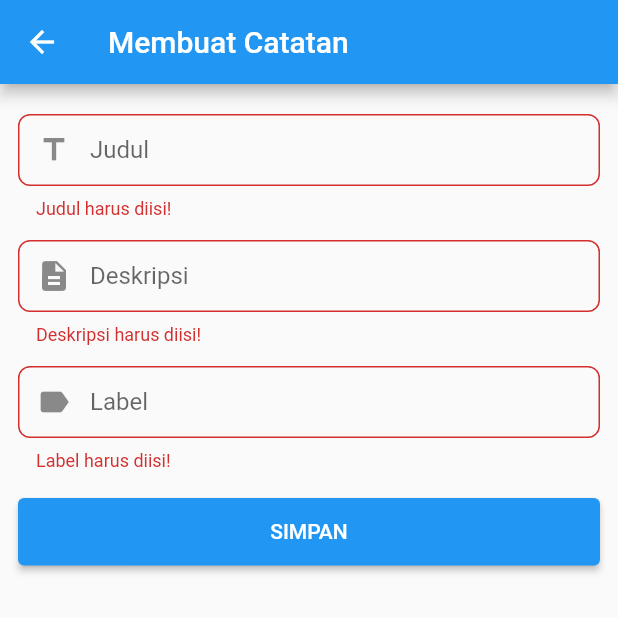
After one commit to yuudinwah/lokalsetor, a Flutter app: the Membuat screen opened directly, after a tap on "SIMPAN", on a phone screen of 412 x 824 dp, the top half of it. The commit adds this screen. Run offline on Flutter 3.47's test engine with Material 2 defaults, Android fonts, the phone set to English and light mode, and no system bars; our stand-ins replace shared_preferences; missing offline and left inert: encrypt; accounts and stored records are empty; statements that could not run were skipped.

Commit message:
[example, tambah, hapus] menambahkan contoh penggunaan lokalsetor, memperbaiki fungsi tambah, memperbaiki fungsi hapus

```diff
--- /dev/null
+++ b/example/lib/crud/membuat.dart
@@ -0,0 +1,127 @@
+import 'package:flutter/material.dart';
+import 'package:lokalsetor/lokalsetor.dart';
+
+class Membuat extends StatelessWidget {
+  Membuat({
+    Key? key,
+  }) : super(key: key);
+
+  final GlobalKey<FormState> _formKey = GlobalKey<FormState>();
+
+  final TextEditingController _judul = TextEditingController();
+  final TextEditingController _deskripsi = TextEditingController();
+  final TextEditingController _label = TextEditingController();
+
+  @override
+  Widget build(BuildContext context) {
+    return Scaffold(
+      appBar: AppBar(
+        title: const Text('Membuat Catatan'),
+      ),
+      body: SingleChildScrollView(
+        child: Padding(
+          padding: const EdgeInsets.symmetric(
+            horizontal: 12,
+            vertical: 20,
+          ),
+          child: Form(
+            key: _formKey,
+            child: Column(
+              children: [
+                TextFormField(
+                  controller: _judul,
+                  decoration: InputDecoration(
+                    prefixIcon: const Icon(Icons.title),
+                    labelText: 'Judul',
+                    border: OutlineInputBorder(
+                      borderRadius: BorderRadius.circular(8),
+                    ),
+                    contentPadding: const EdgeInsets.symmetric(
+                      horizontal: 12,
+                      vertical: 0,
+                    ),
+                  ),
+                  validator: (val) {
+                    if (val == null || val == '') {
+                      return 'Judul harus diisi!';
+                    }
+                    return null;
+                  },
+                ),
+                const SizedBox(
+                  height: 14,
+                ),
+                TextFormField(
+                  controller: _deskripsi,
+                  decoration: InputDecoration(
+                    prefixIcon: const Icon(Icons.description),
+                    labelText: 'Deskripsi',
+                    border: OutlineInputBorder(
+                      borderRadius: BorderRadius.circular(8),
+                    ),
+                    contentPadding: const EdgeInsets.symmetric(
+                      horizontal: 12,
+                      vertical: 0,
+                    ),
+                  ),
+                  validator: (val) {
+                    if (val == null || val == '') {
+                      return 'Deskripsi harus diisi!';
+                    }
+                    return null;
+                  },
+                ),
+                const SizedBox(
+                  height: 14,
+                ),
+                TextFormField(
+                  controller: _label,
+                  decoration: InputDecoration(
+                    prefixIcon: const Icon(Icons.label),
+                    labelText: 'Label',
+                    border: OutlineInputBorder(
+                      borderRadius: BorderRadius.circular(8),
+                    ),
+                    contentPadding: const EdgeInsets.symmetric(
+                      horizontal: 12,
+                      vertical: 0,
+                    ),
+                  ),
+                  validator: (val) {
+                    if (val == null || val == '') {
+                      return 'Label harus diisi!';
+                    }
+                    return null;
+                  },
+                ),
+                const SizedBox(
+                  height: 18,
+                ),
+                SizedBox(
+                  width: MediaQuery.of(context).size.width,
+                  height: 45,
+                  child: ElevatedButton(
+                    onPressed: () async {
+                      FormState? form = _formKey.currentState;
+
+                      if (form != null && form.validate()) {
+                        await LokalSetor.instansi.koleksi('catatan').tambah(
+                          {
+                            'judul': _judul.text,
+                            'deskripsi': _deskripsi.text,
+                            'label': _label.text,
+                          },
+                        ).then((_) => Navigator.pop(context, true));
+                      }
+                    },
+                    child: const Text('SIMPAN'),
+                  ),
+                ),
+              ],
+            ),
+          ),
+        ),
+      ),
+    );
+  }
+}
--- a/example/pubspec.yaml
+++ b/example/pubspec.yaml
@@ -35,6 +35,7 @@ dependencies:
   # Use with the CupertinoIcons class for iOS style icons.
   cupertino_icons: ^1.0.2
   lokalsetor:
+    path: ../
 
 dev_dependencies:
   flutter_test:
```
Also changed, not shown: example/lib/crud/membaca.dart (added, +168 -0 lines), example/lib/crud/menghapus.dart (added, +21 -0 lines), example/lib/crud/mengubah.dart (added, +144 -0 lines), example/lib/main.dart (+14 -1 lines), lib/src/index.dart (+21 -16 lines).
